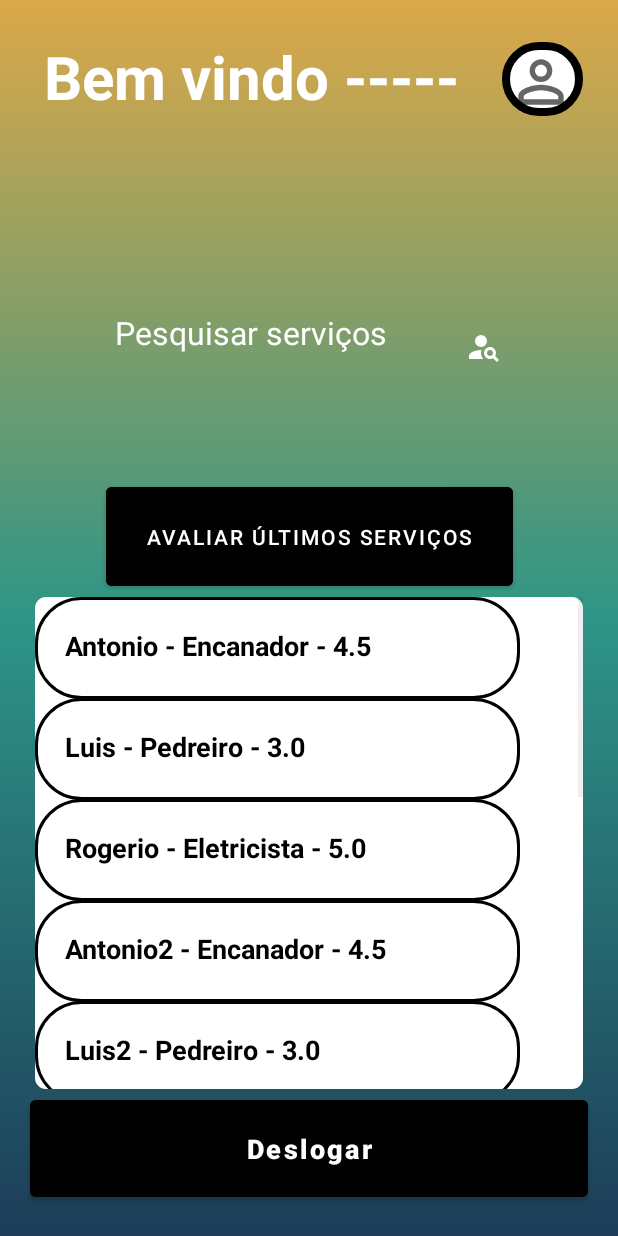
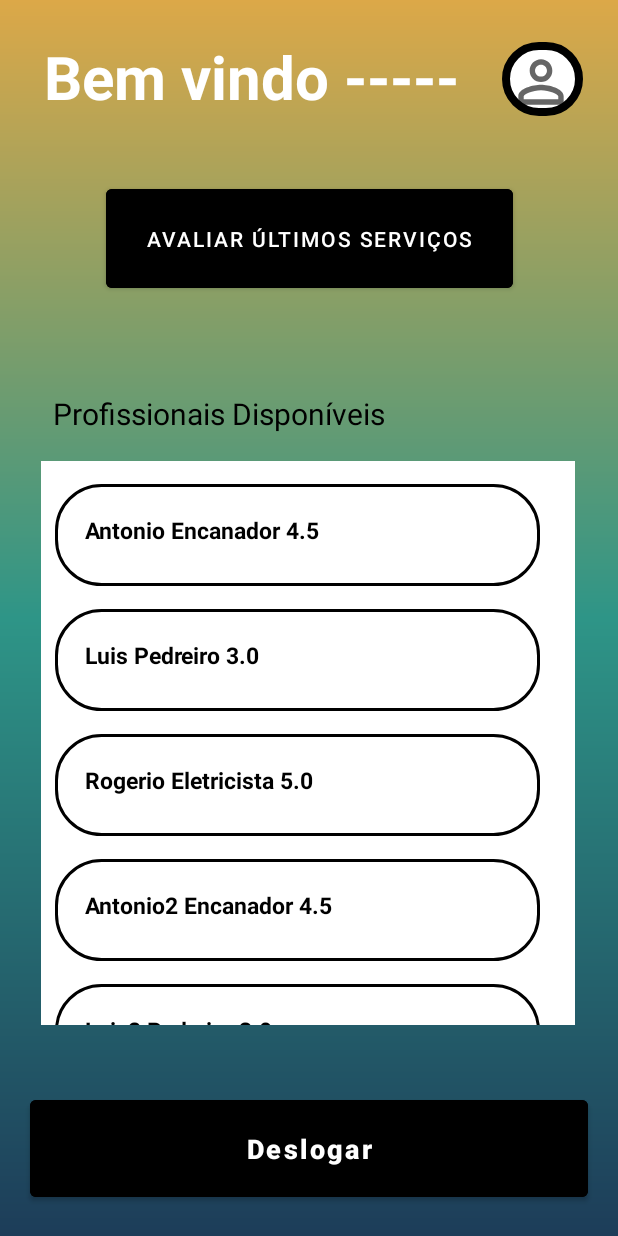
Before and after one commit to gabrielscholze-r/ObraPrima-Android, an Android app: the TelaPrincipalCliente screen opened directly, with no data from a screen before it, on a phone screen of 412 x 824 dp. Run offline under Robolectric (Android 15) with nearby library versions, the phone set to English and light mode, and no system bars; 2 statements that could not run were skipped.

Commit message:
display recycler view

```diff
--- a/app/src/main/java/com/example/meuapp/TelaPrincipalCliente.java
+++ b/app/src/main/java/com/example/meuapp/TelaPrincipalCliente.java
@@ -1,6 +1,10 @@
 package com.example.meuapp;
 
+import androidx.annotation.NonNull;
 import androidx.appcompat.app.AppCompatActivity;
+import androidx.recyclerview.widget.DefaultItemAnimator;
+import androidx.recyclerview.widget.LinearLayoutManager;
+import androidx.recyclerview.widget.RecyclerView;
 
 import android.annotation.SuppressLint;
 import android.content.Intent;
@@ -8,12 +12,14 @@ import android.os.Bundle;
 import android.view.MotionEvent;
 import android.view.View;
 import android.view.ViewGroup;
+import androidx.recyclerview.widget.RecyclerView.Adapter;
 import android.widget.ArrayAdapter;
 import android.widget.Button;
 import android.widget.EditText;
 import android.widget.ListView;
 import android.widget.TextView;
 
+import com.example.meuapp.adapter.RecycleAdapter;
 import com.example.meuapp.data.Database;
 import com.example.meuapp.data.LoginAtual;
 import com.example.meuapp.data.Pedidos;
@@ -34,12 +40,14 @@ public class TelaPrincipalCliente extends AppCompatActivity {
     private Button bt_contratar2;
     private Button bt_contratar3;
     private int x,y,z;
-    private ListView listView;
+    private RecyclerView RView;
     private String ClienteNome;
+    private ArrayList<Profissional> profissionais;
 
     @Override
     protected void onCreate(Bundle savedInstanceState) {
         super.onCreate(savedInstanceState);
+
         setContentView(R.layout.activity_tela_principal_cliente);
         x = 0;
         y = 0;
@@ -47,43 +55,41 @@ public class TelaPrincipalCliente extends AppCompatActivity {
 
         getSupportActionBar().hide();
         IniciarComponentes();
-        ArrayList<Profissional> profissionais = Database.getProfissionais();
+        profissionais = Database.getProfissionais();
+        RView = findViewById(R.id.recyclerView);
+        setAdapter();
         LoginAtual loginAtual = Database.getLoginAtual();
         ClienteNome = loginAtual.getCliente().getNome();
         ArrayList<String> views = new ArrayList<>();
-        listView = findViewById(R.id.listPro);
-        listView.setBackgroundResource(R.drawable.custom_shape);
 
-        listView.setOnTouchListener(new ListView.OnTouchListener() {
-            @SuppressLint("ClickableViewAccessibility")
-            @Override
-            public boolean onTouch(View v, MotionEvent event) {
-                int action = event.getAction();
-                switch (action) {
-                    case MotionEvent.ACTION_DOWN:
-                        // Disallow ScrollView to intercept touch events.
-                        v.getParent().requestDisallowInterceptTouchEvent(true);
-                        break;
 
-                    case MotionEvent.ACTION_UP:
-                        // Allow ScrollView to intercept touch events.
-                        v.getParent().requestDisallowInterceptTouchEvent(false);
-                        break;
-                }
+//        RView.setOnTouchListener(new ListView.OnTouchListener() {
+//            @SuppressLint("ClickableViewAccessibility")
+//            @Override
+//            public boolean onTouch(View v, MotionEvent event) {
+//                int action = event.getAction();
+//                switch (action) {
+//                    case MotionEvent.ACTION_DOWN:
+//                        // Disallow ScrollView to intercept touch events.
+//                        v.getParent().requestDisallowInterceptTouchEvent(true);
+//                        break;
+//
+//                    case MotionEvent.ACTION_UP:
+//                        // Allow ScrollView to intercept touch events.
+//                        v.getParent().requestDisallowInterceptTouchEvent(false);
+//                        break;
+//                }
+//
+//                // Handle ListView touch events.
+//                v.onTouchEvent(event);
+//                return true;
+//            }
+//        });
 
-                // Handle ListView touch events.
-                v.onTouchEvent(event);
-                return true;
-            }
-        });
-
-        for (Profissional p : profissionais){
-            String n = p.getNome() + " - "+p.getRamo() + " - " + p.getRating();
-            views.add(n);
-        }
-        ArrayAdapter<String> adapter = new ArrayAdapter<>(this, R.layout.list_pro,views);
-        listView.setAdapter(adapter);
-
+//        for (Profissional p : profissionais){
+//            String n = p.getNome() + " - "+p.getRamo() + " - " + p.getRating();
+//            views.add(n);
+//        }
 
         TextView titulo = findViewById(R.id.textTitulo);
         titulo.setText("Bem vindo\n"+loginAtual.getCliente().getNome()+"!");
@@ -151,6 +157,14 @@ public class TelaPrincipalCliente extends AppCompatActivity {
 //        });
     }
 
+    private void setAdapter() {
+        RecycleAdapter adapter = new RecycleAdapter(profissionais);
+        RecyclerView.LayoutManager layoutManager = new LinearLayoutManager(getApplicationContext());
+        RView.setLayoutManager(layoutManager);
+        RView.setItemAnimator(new DefaultItemAnimator());
+        RView.setAdapter(adapter);
+    }
+
 
     public void adicionarPedido(TextView v){
         LocalDate date = LocalDate.now();
--- /dev/null
+++ b/app/src/main/java/com/example/meuapp/adapter/RecycleAdapter.java
@@ -0,0 +1,51 @@
+package com.example.meuapp.adapter;
+
+import android.view.LayoutInflater;
+import android.view.View;
+import android.view.ViewGroup;
+import android.widget.TextView;
+
+import androidx.annotation.NonNull;
+import androidx.recyclerview.widget.RecyclerView;
+
+import com.example.meuapp.R;
+import com.example.meuapp.data.Profissional;
+
+import java.util.ArrayList;
+
+public class RecycleAdapter extends RecyclerView.Adapter<RecycleAdapter.MyViewHolder> {
+    private ArrayList<Profissional> profissionais;
+
+    public RecycleAdapter(ArrayList<Profissional> profissionais) {
+        this.profissionais = profissionais;
+    }
+
+    public class MyViewHolder extends RecyclerView.ViewHolder{
+
+        private TextView nameText;
+        public MyViewHolder(final View view) {
+            super(view);
+            nameText = view.findViewById(R.id.profissional);
+        }
+    }
+
+    @NonNull
+    @Override
+    public RecycleAdapter.MyViewHolder onCreateViewHolder(@NonNull ViewGroup parent, int viewType) {
+        View itemView = LayoutInflater.from(parent.getContext()).inflate(R.layout.list_pro, parent, false);
+        return new MyViewHolder(itemView);
+    }
+
+    @Override
+    public void onBindViewHolder(@NonNull RecycleAdapter.MyViewHolder holder, int position) {
+
+        String text = profissionais.get(position).getNome() + " " + profissionais.get(position).getRamo() + " " + profissionais.get(position).getRating();
+        holder.nameText.setText(text);
+
+    }
+
+    @Override
+    public int getItemCount() {
+        return profissionais.size();
+    }
+}
--- a/app/src/main/res/layout/activity_tela_principal_cliente.xml
+++ b/app/src/main/res/layout/activity_tela_principal_cliente.xml
@@ -15,27 +15,6 @@
         android:background="@drawable/background"
         android:backgroundTintMode="src_in">
 
-
-        <TextView
-            android:id="@+id/editTextTextPersonName2"
-            android:layout_width="258dp"
-            android:layout_height="48dp"
-            android:layout_marginTop="89dp"
-            android:layout_marginBottom="23dp"
-            android:backgroundTint="@color/white"
-            android:drawableRight="@drawable/ic_search"
-            android:drawableTint="#FFFFFF"
-            android:ems="10"
-            android:hint="Pesquisar serviços"
-            android:inputType="textPersonName"
-            android:textColor="@color/white"
-            android:textColorHint="@color/white"
-            android:textSize="21dp"
-            app:layout_constraintBottom_toTopOf="@+id/bt_historico"
-            app:layout_constraintEnd_toEndOf="parent"
-            app:layout_constraintHorizontal_bias="0.496"
-            app:layout_constraintStart_toStartOf="parent"
-            app:layout_constraintTop_toBottomOf="@+id/textTitulo" />
 
         <TextView
             android:id="@+id/textTitulo"
@@ -93,31 +72,36 @@
             android:id="@+id/bt_historico"
             android:layout_width="271dp"
             android:layout_height="78dp"
-            android:layout_marginBottom="1dp"
+            android:layout_marginBottom="64dp"
             android:backgroundTint="@android:color/black"
             android:text="Avaliar últimos serviços"
             android:textColor="@color/white"
-            app:layout_constraintBottom_toTopOf="@+id/listPro"
+            app:layout_constraintBottom_toTopOf="@+id/textView7"
             app:layout_constraintEnd_toEndOf="parent"
             app:layout_constraintStart_toStartOf="parent" />
 
-        <ListView
-            android:id="@+id/listPro"
-            android:layout_width="365dp"
-            android:layout_height="328dp"
-            android:layout_marginBottom="1dp"
-            android:layout_weight="1"
+        <androidx.recyclerview.widget.RecyclerView
+            android:id="@+id/recyclerView"
+            android:layout_width="356dp"
+            android:layout_height="376dp"
+            android:layout_marginBottom="44dp"
             android:background="#FFFFFF"
-            android:divider="@drawable/edit_text"
-            android:scrollbarSize="3dp"
-            android:scrollbarStyle="outsideOverlay"
-            android:scrollbars="vertical"
-            android:scrollingCache="true"
-            android:smoothScrollbar="true"
-            android:textAlignment="center"
             app:layout_constraintBottom_toTopOf="@+id/bt_deslogar"
             app:layout_constraintEnd_toEndOf="parent"
+            app:layout_constraintHorizontal_bias="0.491"
             app:layout_constraintStart_toStartOf="parent" />
+
+        <TextView
+            android:id="@+id/textView7"
+            android:layout_width="291dp"
+            android:layout_height="29dp"
+            android:layout_marginBottom="16dp"
+            android:text="Profissionais Disponíveis"
+            android:textAlignment="center"
+            android:textColor="@color/black"
+            android:textSize="20dp"
+            app:layout_constraintBottom_toTopOf="@+id/recyclerView"
+            tools:layout_editor_absoluteX="60dp" />
 
     </androidx.constraintlayout.widget.ConstraintLayout>
 
--- a/app/src/main/res/layout/list_item.xml
+++ b/app/src/main/res/layout/list_item.xml
@@ -4,6 +4,7 @@
     android:layout_width="fill_parent"
     android:layout_height="fill_parent"
     android:singleLine="true"
+    android:text="salve"
     android:textSize="20dp"
     android:textColor="@color/black"
     xmlns:android="http://schemas.android.com/apk/res/android" />
--- a/app/src/main/res/layout/list_pro.xml
+++ b/app/src/main/res/layout/list_pro.xml
@@ -2,15 +2,13 @@
 <TextView android:textColorHint="@color/black"
     android:clickable="true"
     android:textColor="@color/black"
-    android:id="@+id/historico3"
+    android:id="@+id/profissional"
     style="@style/Edit_Text"
     android:layout_width="323dp"
     android:layout_height="68dp"
     android:layout_marginStart="9dp"
-    android:layout_marginTop="48dp"
-    android:layout_marginEnd="30dp"
     android:maxLength="100"
-    android:textSize="18sp"
+    android:textSize="15sp"
     android:textStyle="bold"
     app:layout_constraintEnd_toEndOf="@+id/containerComponents"
     app:layout_constraintHorizontal_bias="1.0"
```
